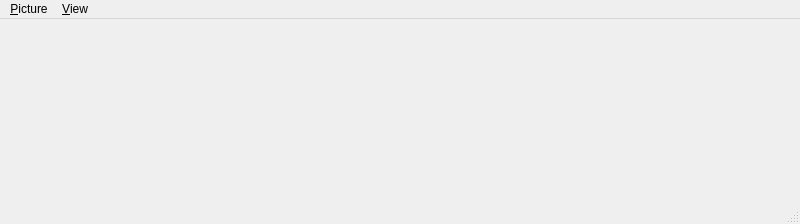
First picture: the form in ui/mainwindow.ui, repository lazarus-pkgs/panini, before the edit.
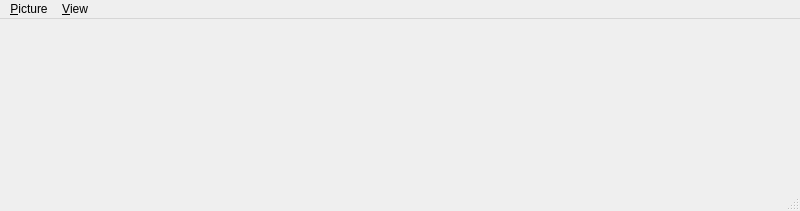
Second picture: the form after the edit.

```diff
--- a/ui/mainwindow.ui
+++ b/ui/mainwindow.ui
@@ -1,16 +1,16 @@
 <?xml version="1.0" encoding="utf-8"?>
 <ui version="4.0">
   <class>MainWindow</class>
-  <widget class="QMainWindow" name="MainWindow">
-    <property name="geometry">
+ <widget class="QMainWindow" name="MainWindow" >
+  <property name="geometry" >
       <rect>
         <x>0</x>
         <y>0</y>
         <width>800</width>
-        <height>224</height>
-      </rect>
-    </property>
-    <property name="windowTitle">
+    <height>211</height>
+   </rect>
+  </property>
+  <property name="windowTitle" >
       <string>pvQt</string>
     </property>
     <widget class="QWidget" name="centralwidget" />
```
Left out of the diff: 219 changed lines with no effect on the pictures. Lines whose indentation alone changed are shown as unchanged.
